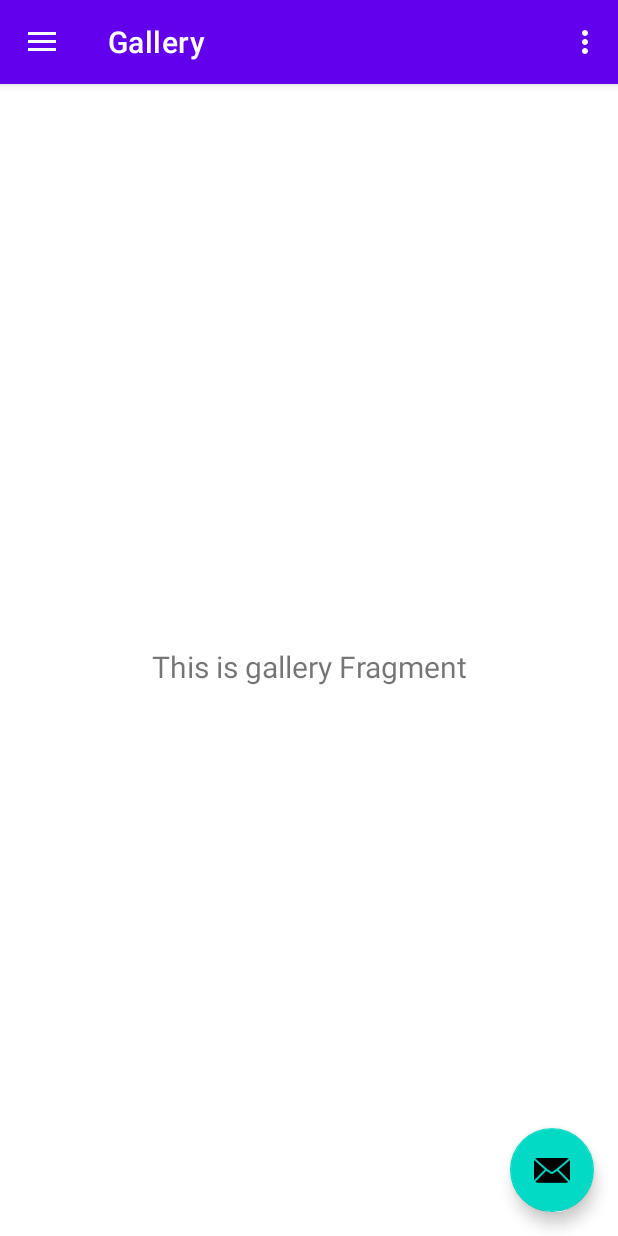
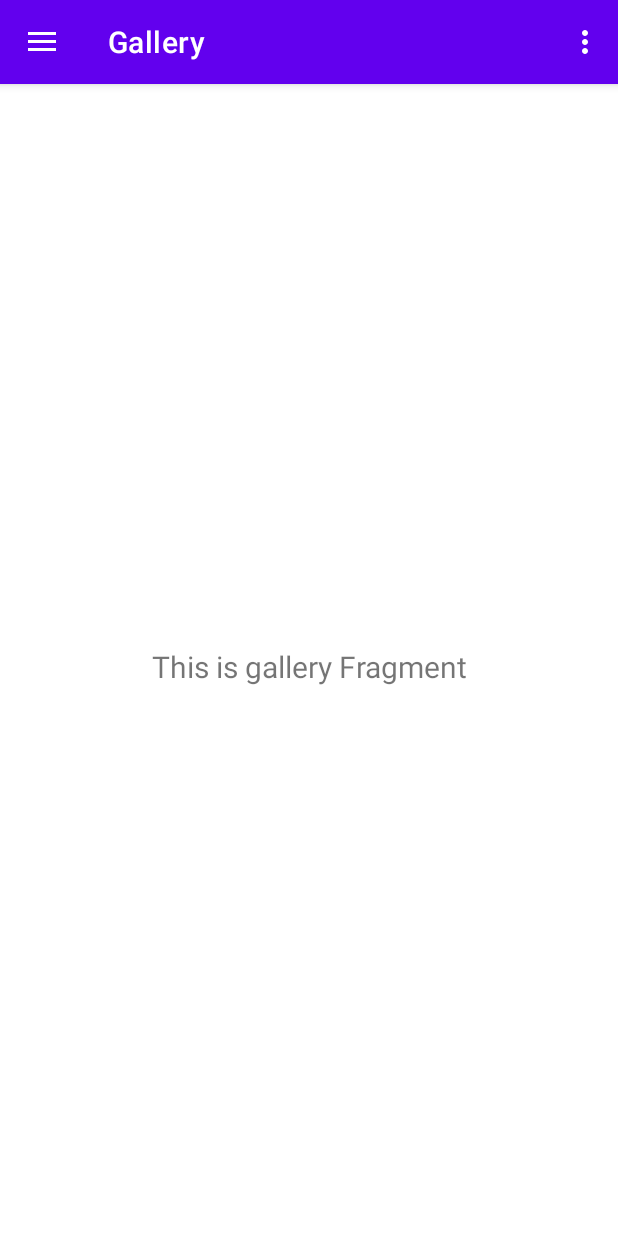
Before and after one commit to EspylArva/Kingdomino, an Android app: the screen it shows after launch (MainActivity), in the side drawer, after a tap on "Gallery", on a phone screen of 412 x 824 dp. Run offline under Robolectric (Android 15) with nearby library versions, the phone set to English and light mode, and no system bars; our stand-ins replace Timber, navigation-ui; libraries missing offline, so code that uses them is left out: com.opencsv; 7 statements that could not run were skipped.

Commit message:
Card choice correctly set

```diff
--- a/app/src/main/java/com/iteration/kingdomino/MainActivity.kt
+++ b/app/src/main/java/com/iteration/kingdomino/MainActivity.kt
@@ -26,11 +26,6 @@ class MainActivity : AppCompatActivity() {
         val toolbar: Toolbar = findViewById(R.id.toolbar)
         setSupportActionBar(toolbar)
 
-        val fab: FloatingActionButton = findViewById(R.id.fab)
-        fab.setOnClickListener { view ->
-            Snackbar.make(view, "Replace with your own action", Snackbar.LENGTH_LONG)
-                    .setAction("Action", null).show()
-        }
         val drawerLayout: DrawerLayout = findViewById(R.id.drawer_layout)
         val navView: NavigationView = findViewById(R.id.nav_view)
         val navController = findNavController(R.id.nav_host_fragment)
--- /dev/null
+++ b/app/src/main/java/com/iteration/kingdomino/components/Utils.kt
@@ -0,0 +1,14 @@
+package com.iteration.kingdomino.components
+
+import android.content.Context
+
+class Utils
+{
+    companion object{
+        fun pxToDp(px: Int, context: Context) : Int
+        {
+            val scale = context.getResources().getDisplayMetrics().density;
+            return (px * scale + 0.5f).toInt()
+        }
+    }
+}
--- a/app/src/main/java/com/iteration/kingdomino/csvreader/CSVReader.kt
+++ b/app/src/main/java/com/iteration/kingdomino/csvreader/CSVReader.kt
@@ -23,7 +23,7 @@ class CSVReader
         var line: Array<String>? = csvReader.readNext()
         while (line != null) {
             // Do something with the data
-            val domino = Card(line[4].toInt(), Tile(Tile.Terrain.valueOf(line[1]), line[0].toInt()), Tile(Tile.Terrain.valueOf(line[3]), line[2].toInt()))
+            val domino = Card(line[4].toInt(), Tile(Tile.Terrain.valueOf(line[1]), Tile.Crown.valueOf(line[0])), Tile(Tile.Terrain.valueOf(line[3]), Tile.Crown.valueOf(line[2])))
             listCards.push(domino)
             line = csvReader.readNext()
         }
--- a/app/src/main/java/com/iteration/kingdomino/game/Field.kt
+++ b/app/src/main/java/com/iteration/kingdomino/game/Field.kt
@@ -4,9 +4,9 @@ import timber.log.Timber
 
 public class Field {
     // FIXME : should castle have value 0 or 1?
-    private val field : MutableList<MutableList<Tile>> = MutableList(9) { MutableList(9) { Tile(Tile.Terrain.NULL, 0) } }
+    private val field : MutableList<MutableList<Tile>> = MutableList(9) { MutableList(9) { Tile(Tile.Terrain.NULL, Tile.Crown.ZERO) } }
     init {
-        field[4][4] = Tile(Tile.Terrain.CASTLE, 0)
+        field[4][4] = Tile(Tile.Terrain.CASTLE, Tile.Crown.ZERO)
     }
 
     fun calculateScore() : Int
@@ -32,7 +32,7 @@ public class Field {
         {
             Timber.d(domain.toString())
             var multiplier = 0;
-            domain.forEach { tile -> multiplier += tile.crown }
+            domain.forEach { tile -> multiplier += tile.crown.value }
             score += multiplier * domain.size
         }
         Timber.d("Computed score: $score")
@@ -107,9 +107,6 @@ public class Field {
 
     private fun fieldSmallEnough(x : Int, y : Int) : Boolean {
         val futureField = fieldClone()
-        futureField[y][x] = Tile(Tile.Terrain.CASTLE, 99)
-//        Timber.d(mapAsString(field))
-//        Timber.d(mapAsString(futureField))
         val trimmed = trimmedField(futureField)
         return (trimmed.size < 6) and (trimmed[0].size < 6)
     }
--- a/app/src/main/java/com/iteration/kingdomino/game/Tile.kt
+++ b/app/src/main/java/com/iteration/kingdomino/game/Tile.kt
@@ -1,19 +1,28 @@
 package com.iteration.kingdomino.game
 
+import com.iteration.kingdomino.R
 
-data class Tile(val type : Terrain, val crown : Int) {
+
+data class Tile(val type : Terrain, val crown : Crown) {
 
     override fun toString() = "[$type ($crown)]"
 
 
-    public enum class Terrain {
-        CASTLE,
-        FIELD,
-        FOREST,
-        MINE,
-        MOUNTAIN,
-        NULL,
-        PLAIN,
-        SEA
+    enum class Terrain(val drawableId: Int) {
+        CASTLE(0),
+        FIELD(R.drawable.ic_terrain_field),
+        FOREST(R.drawable.ic_terrain_forest),
+        MINE(R.drawable.ic_terrain_mine),
+        MOUNTAIN(R.drawable.ic_terrain_mountain),
+        NULL(R.drawable.ic_terrain_blank),
+        PLAIN(R.drawable.ic_terrain_plain),
+        SEA(R.drawable.ic_terrain_sea)
+    }
+
+    enum class Crown(val drawableId : Int, val value : Int) {
+        ZERO(0, 0),
+        ONE(R.drawable.ic_one_crown, 1),
+        TWO(R.drawable.ic_two_crown, 2),
+        THREE(R.drawable.ic_three_crown, 3)
     }
 }
--- a/app/src/main/java/com/iteration/kingdomino/ui/home/HomeFragment.kt
+++ b/app/src/main/java/com/iteration/kingdomino/ui/home/HomeFragment.kt
@@ -8,7 +8,13 @@ import android.widget.TextView
 import androidx.fragment.app.Fragment
 import androidx.lifecycle.Observer
 import androidx.lifecycle.ViewModelProvider
+import androidx.recyclerview.widget.LinearLayoutManager
+import androidx.recyclerview.widget.PagerSnapHelper
+import androidx.recyclerview.widget.RecyclerView
 import com.iteration.kingdomino.R
+import com.iteration.kingdomino.components.RecyclerDotIndicator
+import com.iteration.kingdomino.components.RecyclerViewMargin
+import com.iteration.kingdomino.components.Utils
 import com.iteration.kingdomino.csvreader.CSVReader
 import com.iteration.kingdomino.game.Card
 import com.iteration.kingdomino.game.Field
@@ -26,6 +32,8 @@ class HomeFragment : Fragment() {
     private lateinit var choice : List<Card>
     private lateinit var players : List<Player>
 
+    private lateinit var recycler_choice : RecyclerView
+
     override fun onCreateView(
             inflater: LayoutInflater,
             container: ViewGroup?,
@@ -34,15 +42,19 @@ class HomeFragment : Fragment() {
         homeViewModel =
                 ViewModelProvider(this).get(HomeViewModel::class.java)
         val root = inflater.inflate(R.layout.fragment_home, container, false)
-        val textView: TextView = root.findViewById(R.id.text_home)
-        homeViewModel.text.observe(viewLifecycleOwner, Observer {
-            textView.text = it
-        })
+
+        recycler_choice = root.findViewById(R.id.recycler_card_choice)
+
+//        homeViewModel.text.observe(viewLifecycleOwner, Observer {
+////            textView.text = it
+//        })
 
         players = listOf(Player("John Doe"), Player("Emily Lee"), Player("Joseph Staline"), Player("Chris Tabernacle"))
 
         deck = CSVReader().readCsv(requireContext())
         deck.shuffle()
+
+
 
         // Template data
 //        deck.add(Card(1, Tile(Tile.Terrain.FIELD, 2), Tile(Tile.Terrain.FOREST, 0)))
@@ -55,6 +67,15 @@ class HomeFragment : Fragment() {
 //        deck.add(Card(8, Tile(Tile.Terrain.MINE, 3), Tile(Tile.Terrain.FOREST, 0)))
 
         choice = drawCards()
+        recycler_choice.setHasFixedSize(true)
+        recycler_choice.adapter = CardChoiceAdapter(choice)
+        val recyclerLayout = LinearLayoutManager(requireContext())
+        recyclerLayout.orientation = LinearLayoutManager.HORIZONTAL
+        recycler_choice.layoutManager = recyclerLayout
+        // Add margin
+        recycler_choice.addItemDecoration(RecyclerViewMargin(Utils.pxToDp(2, requireContext()),4))
+//        PagerSnapHelper().attachToRecyclerView(recycler_choice)
+
 
         debugWorld()
 
--- /dev/null
+++ b/app/src/main/res/drawable/ic_card_border.xml
@@ -0,0 +1,6 @@
+<shape xmlns:android="http://schemas.android.com/apk/res/android"
+    android:shape="rectangle">
+    <stroke
+        android:width="1dp"
+        android:color="@android:color/white" />
+</shape>
--- a/app/src/main/res/layout/app_bar_main.xml
+++ b/app/src/main/res/layout/app_bar_main.xml
@@ -22,12 +22,4 @@
 
     <include layout="@layout/content_main" />
 
-    <com.google.android.material.floatingactionbutton.FloatingActionButton
-        android:id="@+id/fab"
-        android:layout_width="wrap_content"
-        android:layout_height="wrap_content"
-        android:layout_gravity="bottom|end"
-        android:layout_margin="@dimen/fab_margin"
-        app:srcCompat="@android:drawable/ic_dialog_email" />
-
 </androidx.coordinatorlayout.widget.CoordinatorLayout>
--- a/app/src/main/res/layout/fragment_home.xml
+++ b/app/src/main/res/layout/fragment_home.xml
@@ -43,7 +43,7 @@
 
     <androidx.recyclerview.widget.RecyclerView
         android:id="@+id/recycler_card_choice"
-        android:layout_width="0dp"
+        android:layout_width="wrap_content"
         android:layout_height="wrap_content"
         android:layout_margin="@dimen/dis"
         app:layout_constraintStart_toStartOf="parent"
```
Also changed, not shown: app/src/main/java/com/iteration/kingdomino/components/RecyclerDotIndicator.kt (added, +92 -0 lines), app/src/main/java/com/iteration/kingdomino/components/RecyclerViewMargin.kt (added, +20 -0 lines), app/src/main/java/com/iteration/kingdomino/ui/home/CardChoiceAdapter.kt (added, +91 -0 lines), app/src/main/res/layout/card_choice.xml (added, +43 -0 lines), app/src/main/res/raw/dominos.csv (+48 -48 lines).
